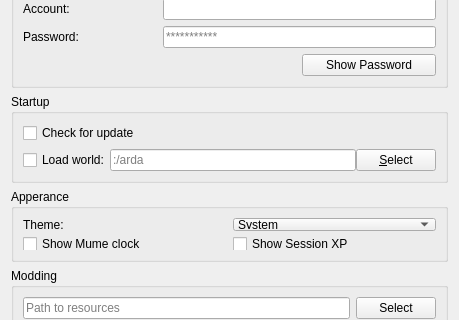
Old version of the form src/preferences/generalpage.ui in the repository MUME/MMapper; both pictures show x 0 to 459 and y 253 to 573 of the 459 by 819 pixel window.
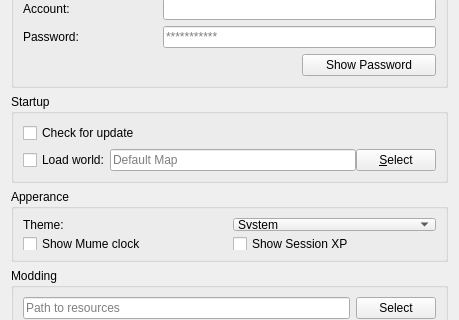
New version of the form.

```diff
--- a/src/preferences/generalpage.ui
+++ b/src/preferences/generalpage.ui
@@ -258,7 +258,7 @@
             </sizepolicy>
            </property>
            <property name="placeholderText">
-            <string>:/arda</string>
+            <string>Default Map</string>
            </property>
           </widget>
          </item>
```
